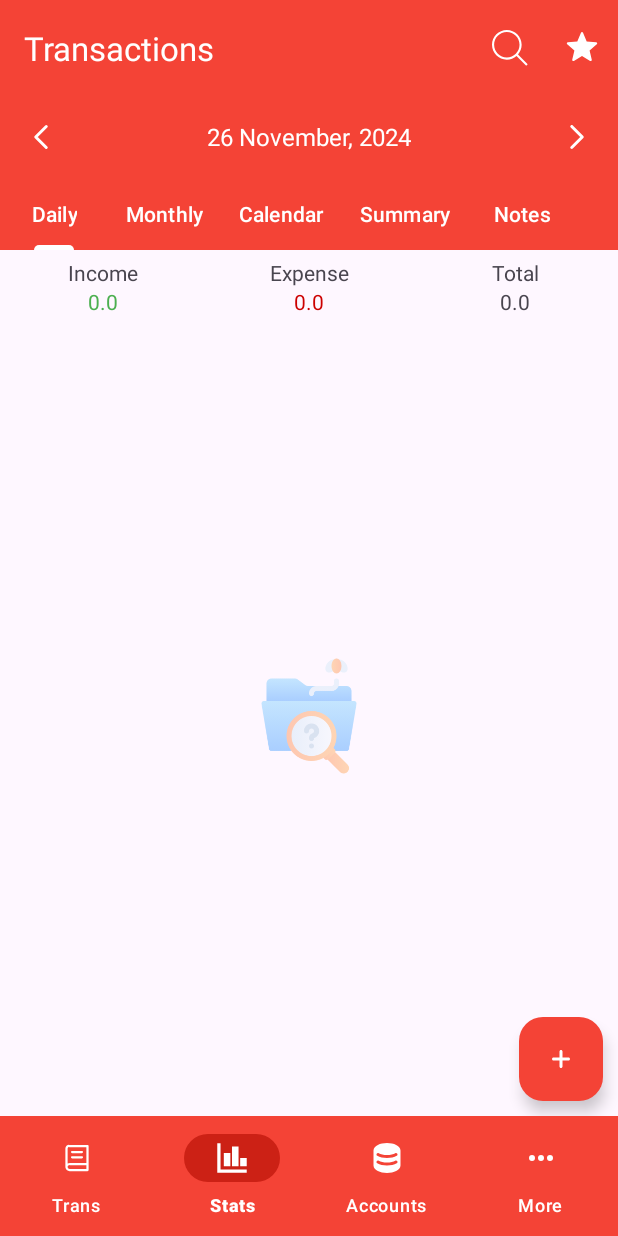
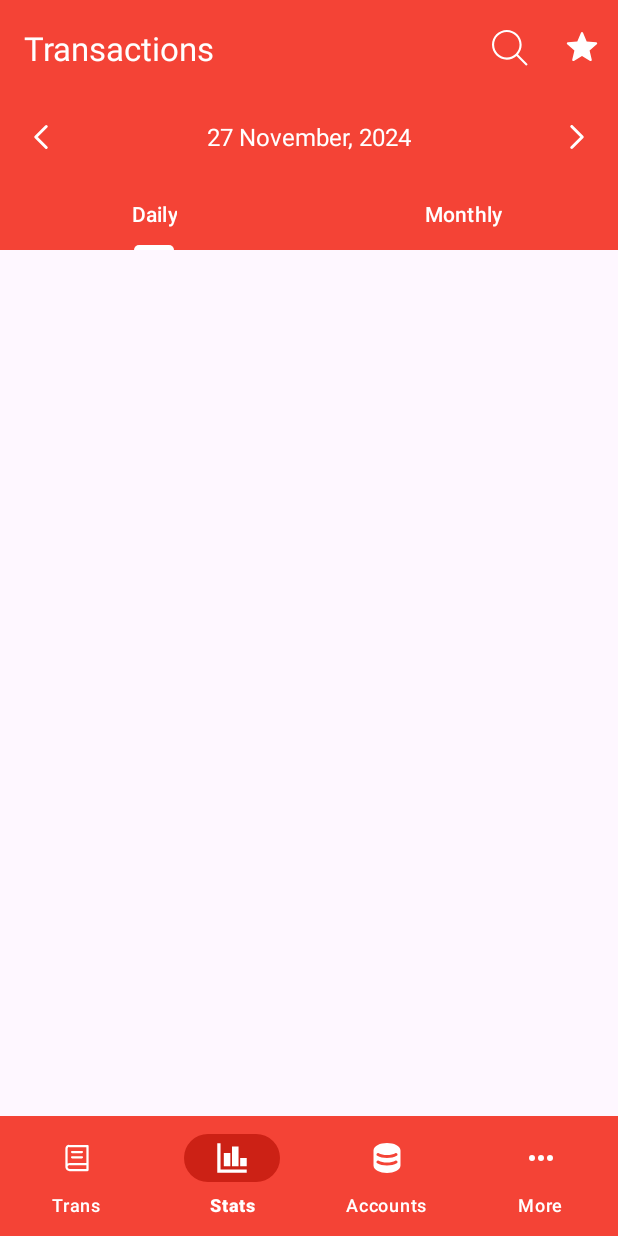
Before and after one commit to santoshray07/personal_finance_tracker, an Android app: the screen it shows after launch (MainActivity), item 2 of the bottom bar chosen, on a phone screen of 412 x 824 dp. Run offline under Robolectric (Android 15) with nearby library versions, the phone set to English and light mode, and no system bars; Roboto replaces fonts that are not available here; 12 statements that could not run were skipped.

Commit message:
added: stats fragment

```diff
--- a/app/src/main/java/com/example/mr_me/views/activities/MainActivity.java
+++ b/app/src/main/java/com/example/mr_me/views/activities/MainActivity.java
@@ -3,9 +3,11 @@ package com.example.mr_me.views.activities;
 import android.annotation.SuppressLint;
 import android.os.Bundle;
 import android.view.Menu; // Import added for Menu
+import android.view.MenuItem;
 import android.view.View;
 import android.widget.Toast;
 
+import androidx.annotation.NonNull;
 import androidx.appcompat.app.AppCompatActivity;
 import androidx.core.content.ContextCompat;
 import androidx.core.graphics.Insets;
@@ -24,7 +26,9 @@ import com.example.mr_me.utils.Constants;
 import com.example.mr_me.utils.Helper;
 import com.example.mr_me.viewmodels.MainViewModels;
 import com.example.mr_me.views.fragments.AddTransactionFragment;
+import com.example.mr_me.views.fragments.StatsFragment;
 import com.example.mr_me.views.fragments.TransactionsFragment;
+import com.google.android.material.navigation.NavigationBarView;
 import com.google.android.material.tabs.TabLayout;
 
 import java.text.SimpleDateFormat;
@@ -66,6 +70,22 @@ public class MainActivity extends AppCompatActivity {
         transaction.replace(R.id.content, new TransactionsFragment());
         transaction.commit();
 
+        binding.bottomNavigationView.setOnItemSelectedListener(new NavigationBarView.OnItemSelectedListener() {
+            @Override
+            public boolean onNavigationItemSelected(@NonNull MenuItem item) {
+                @SuppressLint("CommitTransaction") FragmentTransaction transaction = getSupportFragmentManager().beginTransaction();
+                if(item.getItemId()==R.id.transitions){
+                    getSupportFragmentManager().popBackStack();
+                } else if(item.getItemId()==R.id.stats){
+                    transaction.replace(R.id.content, new StatsFragment());
+                    transaction.addToBackStack(null);
+
+                }
+                transaction.commit();
+                return true;
+            }
+        });
+
 
         ViewCompat.setOnApplyWindowInsetsListener(binding.getRoot(), (v, insets) -> {
             Insets systemBars = insets.getInsets(WindowInsetsCompat.Type.systemBars());
--- /dev/null
+++ b/app/src/main/java/com/example/mr_me/views/fragments/StatsFragment.java
@@ -0,0 +1,35 @@
+package com.example.mr_me.views.fragments;
+
+import android.os.Bundle;
+
+import androidx.annotation.NonNull;
+import androidx.fragment.app.Fragment;
+
+import android.view.LayoutInflater;
+import android.view.View;
+import android.view.ViewGroup;
+
+import com.example.mr_me.R;
+import com.example.mr_me.databinding.FragmentStatsBinding;
+
+public class StatsFragment extends Fragment {
+    public StatsFragment() {
+        // Required empty public constructor
+    }
+
+    @Override
+    public void onCreate(Bundle savedInstanceState) {
+        super.onCreate(savedInstanceState);
+
+    }
+
+    FragmentStatsBinding binding;
+
+    @Override
+    public View onCreateView(@NonNull LayoutInflater inflater, ViewGroup container,
+                             Bundle savedInstanceState) {
+        binding = FragmentStatsBinding.inflate(inflater);
+
+        return binding.getRoot();
+    }
+}
--- /dev/null
+++ b/app/src/main/res/layout/fragment_stats.xml
@@ -0,0 +1,73 @@
+<?xml version="1.0" encoding="utf-8"?>
+<androidx.constraintlayout.widget.ConstraintLayout xmlns:android="http://schemas.android.com/apk/res/android"
+    xmlns:app="http://schemas.android.com/apk/res-auto"
+    xmlns:tools="http://schemas.android.com/tools"
+    android:id="@+id/frameLayout2"
+    android:layout_width="match_parent"
+    android:layout_height="match_parent"
+    tools:context=".views.fragments.StatsFragment" >
+
+    <LinearLayout
+        android:id="@+id/linearLayout"
+        android:layout_width="match_parent"
+        android:layout_height="wrap_content"
+        android:background="@color/orange"
+        android:gravity="center"
+        android:orientation="horizontal"
+        android:padding="15dp"
+        app:layout_constraintEnd_toEndOf="parent"
+        app:layout_constraintStart_toStartOf="parent"
+        app:layout_constraintTop_toBottomOf="@id/toolBar"
+        tools:ignore="NotSibling">
+
+        <ImageView
+            android:id="@+id/prevDateBtn"
+            android:layout_width="wrap_content"
+            android:layout_height="wrap_content"
+            app:srcCompat="@drawable/ic_chevron" />
+
+        <TextView
+            android:id="@+id/currentDate"
+            android:layout_width="wrap_content"
+            android:layout_height="wrap_content"
+            android:layout_weight="1"
+            android:gravity="center"
+            android:text="@string/_27_november_2024"
+            android:textColor="@color/white"
+            android:textSize="16sp" />
+
+        <ImageView
+            android:id="@+id/nextDateBtn"
+            android:layout_width="wrap_content"
+            android:layout_height="wrap_content"
+            android:layout_weight="0"
+            android:rotation="180"
+            app:srcCompat="@drawable/ic_chevron" />
+
+    </LinearLayout>
+
+    <com.google.android.material.tabs.TabLayout
+        android:id="@+id/tabLayout"
+        android:layout_width="match_parent"
+        android:layout_height="wrap_content"
+        android:background="@color/orange"
+        app:layout_constraintEnd_toEndOf="parent"
+        app:layout_constraintStart_toStartOf="parent"
+        app:layout_constraintTop_toBottomOf="@+id/linearLayout"
+        app:tabIndicatorColor="@color/white"
+        app:tabMode="fixed"
+        app:tabTextColor="@color/white">
+
+        <com.google.android.material.tabs.TabItem
+            android:layout_width="wrap_content"
+            android:layout_height="wrap_content"
+            android:text="Daily" />
+
+        <com.google.android.material.tabs.TabItem
+            android:layout_width="wrap_content"
+            android:layout_height="wrap_content"
+            android:backgroundTint="@color/orange"
+            android:text="Monthly" />
+
+    </com.google.android.material.tabs.TabLayout>
+</androidx.constraintlayout.widget.ConstraintLayout>
--- a/app/src/main/res/values/strings.xml
+++ b/app/src/main/res/values/strings.xml
@@ -20,4 +20,5 @@
     <string name="save_transactions">Save Transactions</string>
     <string name="pluscion">plusCion</string>
     <string name="plusicon">plusIcon</string>
+    <string name="_27_november_2024">27 November, 2024</string>
 </resources>
```
